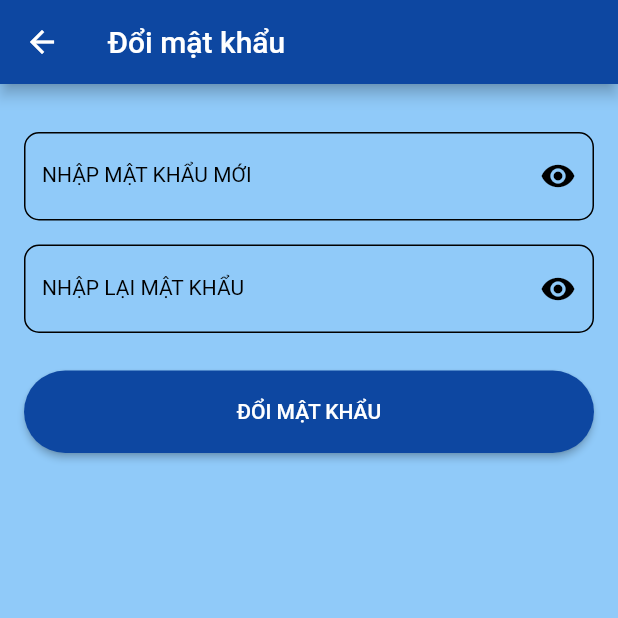
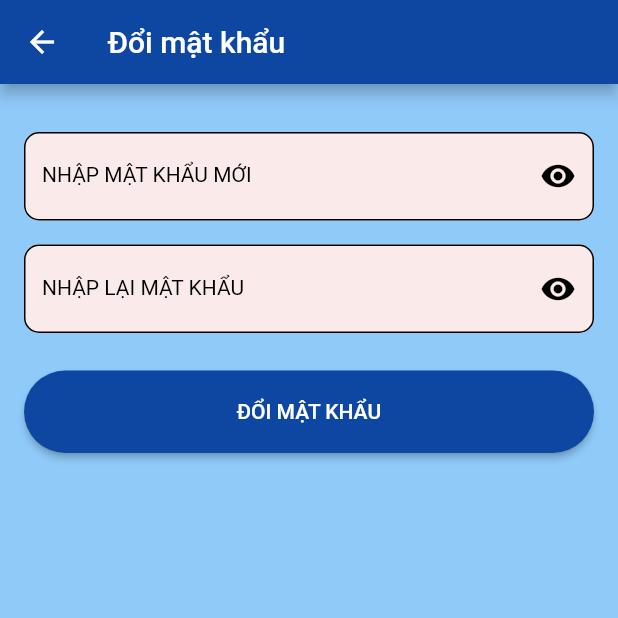
Before and after one commit to doxuannam1711/App_Mobie_Work_Manager, a Flutter app: the ChangePasswordScreen screen opened directly with empty values, on a phone screen of 412 x 824 dp, the top half of it. Run offline on Flutter 3.47's test engine with Material 2 defaults, Android fonts, the phone set to English and light mode, and no system bars; our stand-ins replace csv, file_picker, firebase_core, firebase_messaging, flutter_svg, googleapis_auth and 3 more; missing offline and left inert: dart:ffi, googleapis; accounts and stored records are empty; network calls fail; project files that could hold a hidden picture were left out; key blocks and very long unbroken strings in the code were emptied for the run.

Commit message:
Nam_update_02_06_2023
1. Màu nền ô nhập text trong giao diện quên mật khẩu

```diff
--- a/lib/login/change_password_screen.dart
+++ b/lib/login/change_password_screen.dart
@@ -34,7 +34,7 @@ class _ChangePasswordScreenState extends State<ChangePasswordScreen> {
 
   Future<void> _changePassword() async {
     final url =
-        Uri.parse('http://192.168.53.160/api/changePassword/${widget.userID}');
+        Uri.parse('http://192.168.1.7/api/changePassword/${widget.userID}');
     final response = await http.put(
       url,
       headers: <String, String>{
@@ -106,7 +106,7 @@ class _ChangePasswordScreenState extends State<ChangePasswordScreen> {
                     ),
                   ),
                   filled: true,
-                  fillColor: Colors.blue[200],
+                  fillColor: Color.fromARGB(255, 251, 234, 234),
                 ),
                 obscureText: !isPasswordVisible,
                 onChanged: (value) {
@@ -149,7 +149,7 @@ class _ChangePasswordScreenState extends State<ChangePasswordScreen> {
                     ),
                   ),
                   filled: true,
-                  fillColor: Colors.blue[200],
+                  fillColor: Color.fromARGB(255, 251, 234, 234),
                 ),
                 obscureText: !isPasswordVisible,
                 onChanged: (value) {
```
